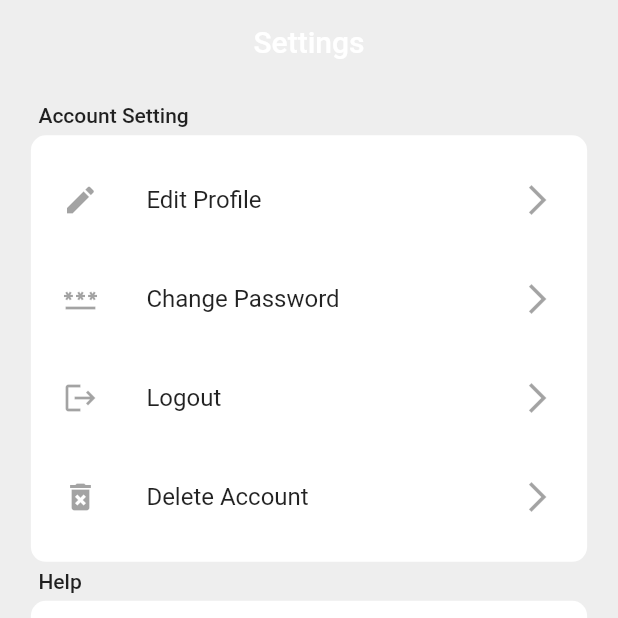
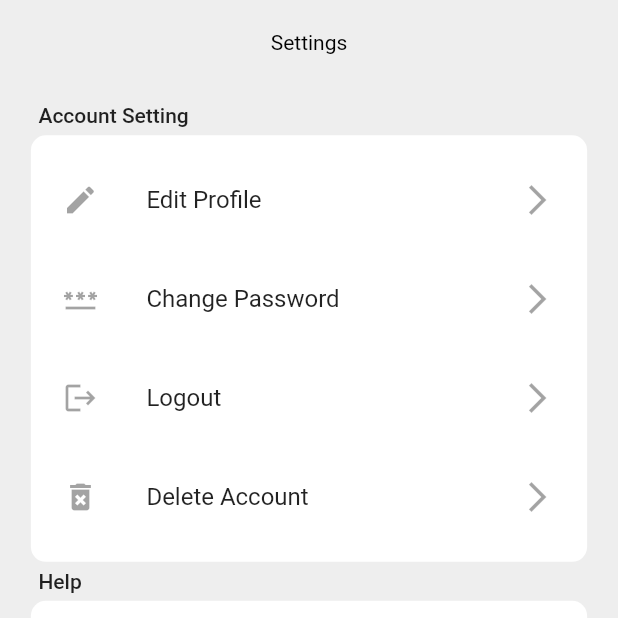
Before and after one commit to Mobile-Apps-Unpak/TA-Mobpro, a Flutter app: the screen it shows once a user with an empty profile is signed in, item 4 of the bottom bar chosen, on a phone screen of 412 x 824 dp, the top half of it. Run offline on Flutter 3.47's test engine with Material 2 defaults, Android fonts, the light colour scheme and no system bars; drawn by our look-alikes of persistent_bottom_nav_bar_v2; our stand-ins replace cloud_firestore, firebase_auth, firebase_core, percent_indicator, webview_flutter; missing offline and left inert: dart:ffi; accounts and stored records are empty.

Commit message:
fix dark theme on settings

```diff
--- a/mobile/lib/main.dart
+++ b/mobile/lib/main.dart
@@ -34,7 +34,7 @@ class MyApp extends StatelessWidget {
             themeMode: themeProvider.themeMode,
             theme: MyThemes.lightTheme,
             darkTheme: MyThemes.darkTheme,
-            home: SplashScreen(),
+            home: const SplashScreen(),
           );
         },
       );
--- a/mobile/lib/provider/theme_provider.dart
+++ b/mobile/lib/provider/theme_provider.dart
@@ -21,24 +21,25 @@ class ThemeProvider extends ChangeNotifier {
 
 class MyThemes {
   static final darkTheme = ThemeData(
-    scaffoldBackgroundColor: Colors.grey.shade900,
-    primaryColor: Colors.black,
-    colorScheme: ColorScheme.dark(),
-    appBarTheme: AppBarTheme(
+    scaffoldBackgroundColor: const Color.fromARGB(255, 18, 18, 18),
+    primaryColor: const Color.fromARGB(255, 29, 29, 29),
+    colorScheme: const ColorScheme.dark(),
+    appBarTheme: const AppBarTheme(
         backgroundColor: Colors.black,
         toolbarTextStyle: TextStyle(color: Colors.white)),
-    iconTheme:
-        IconThemeData(color: Color.fromARGB(255, 230, 20, 20), opacity: 0.8),
+    iconTheme: const IconThemeData(
+      color: Color(0xffffd44c),
+    ),
   );
 
   static final lightTheme = ThemeData(
     scaffoldBackgroundColor: Colors.grey[200],
     primaryColor: Colors.white,
-    colorScheme: ColorScheme.light(),
-    appBarTheme: AppBarTheme(
+    colorScheme: const ColorScheme.light(),
+    appBarTheme: const AppBarTheme(
         backgroundColor: Colors.white,
         toolbarTextStyle: TextStyle(color: Colors.black)),
-    iconTheme:
-        IconThemeData(color: Color.fromARGB(255, 212, 211, 211), opacity: 0.8),
+    iconTheme: const IconThemeData(
+        color: Color.fromARGB(255, 212, 211, 211), opacity: 0.8),
   );
 }
--- a/mobile/lib/screen/mainpage_screen/mainpage.dart
+++ b/mobile/lib/screen/mainpage_screen/mainpage.dart
@@ -36,6 +36,7 @@ class _MainPageState extends State<MainPage> {
           Profile(user?.uid),
         ],
         items: _navBarsItems(),
+        backgroundColor: Theme.of(context).primaryColor,
         navBarStyle: NavBarStyle.style6,
       ),
     );
--- a/mobile/lib/screen/mainpage_screen/settings.dart
+++ b/mobile/lib/screen/mainpage_screen/settings.dart
@@ -5,7 +5,6 @@ import 'package:mobile/screen/change_password.dart';
 import 'package:mobile/screen/contact_us.dart';
 import 'package:mobile/screen/edit_profile.dart';
 import 'package:mobile/screen/relog_page.dart';
-
 import '../../widget/change_theme_button_widget.dart';
 
 class Settings extends StatefulWidget {
@@ -22,14 +21,16 @@ class _SettingsState extends State<Settings> {
     var h = MediaQuery.of(context).size.height;
     var w = MediaQuery.of(context).size.width;
     return Scaffold(
+      backgroundColor: Theme.of(context).scaffoldBackgroundColor,
       appBar: AppBar(
         iconTheme: Theme.of(context).iconTheme,
         centerTitle: true,
-        title: Text(
+        title: const Text(
           'Settings',
         ),
         elevation: 0,
         backgroundColor: Colors.transparent,
+        titleTextStyle: Theme.of(context).appBarTheme.toolbarTextStyle,
       ),
       body: Padding(
         padding: EdgeInsets.symmetric(horizontal: w * .05, vertical: h * .01),
@@ -46,7 +47,7 @@ class _SettingsState extends State<Settings> {
               alignment: Alignment.center,
               width: double.infinity,
               decoration: BoxDecoration(
-                color: Colors.white,
+                color: Theme.of(context).primaryColor,
                 borderRadius: BorderRadius.circular(10),
               ),
               child: Column(
@@ -122,7 +123,7 @@ class _SettingsState extends State<Settings> {
               alignment: Alignment.center,
               width: double.infinity,
               decoration: BoxDecoration(
-                color: Colors.white,
+                color: Theme.of(context).primaryColor,
                 borderRadius: BorderRadius.circular(10),
               ),
               child: Column(
@@ -154,9 +155,9 @@ class _SettingsState extends State<Settings> {
                     shape: RoundedRectangleBorder(
                       borderRadius: BorderRadius.circular(10),
                     ),
-                    title: Text('Dark Theme'),
-                    leading: Icon(Icons.dark_mode),
-                    trailing: ChangeThemeButtonWidget(),
+                    title: const Text('Dark Theme'),
+                    leading: const Icon(Icons.dark_mode),
+                    trailing: const ChangeThemeButtonWidget(),
                   )
                 ],
               ),
--- a/mobile/lib/screen/regist_page.dart
+++ b/mobile/lib/screen/regist_page.dart
@@ -29,22 +29,20 @@ class _RegistPageState extends State<RegistPage> {
       key: _formKey,
       child: Scaffold(
         appBar: AppBar(
+            iconTheme: Theme.of(context).iconTheme,
+            titleTextStyle: Theme.of(context).appBarTheme.toolbarTextStyle,
             centerTitle: true,
             leading: IconButton(
               onPressed: () {
                 Navigator.pop(context, true);
               },
               icon: const Icon(Icons.arrow_back),
-              color: Colors.black,
             ),
             title: const Text(
               "Let's Gets Started",
-              style: TextStyle(
-                color: Colors.black,
-              ),
             ),
             actions: const [],
-            backgroundColor: Colors.white,
+            backgroundColor: Colors.transparent,
             elevation: 0),
         body: SingleChildScrollView(
           child: Column(
@@ -187,6 +185,7 @@ class _RegistPageState extends State<RegistPage> {
                       onPressed: () async {
                         if (_formKey.currentState!.validate()) {
                           try {
+                            errorMessage = '';
                             await AuthServices.createUser(
                               emailController.text.trim(),
                               passwordController.text.trim(),
--- a/mobile/lib/screen/splashscreen.dart
+++ b/mobile/lib/screen/splashscreen.dart
@@ -29,6 +29,7 @@ class _SplashScreenState extends State<SplashScreen> {
     var w = MediaQuery.of(context).size.width;
     var h = MediaQuery.of(context).size.height;
     return Scaffold(
+      backgroundColor: Theme.of(context).scaffoldBackgroundColor,
       body: Center(
         child: Column(
           mainAxisAlignment: MainAxisAlignment.center,
--- a/mobile/lib/widget/change_theme_button_widget.dart
+++ b/mobile/lib/widget/change_theme_button_widget.dart
@@ -3,6 +3,8 @@ import 'package:provider/provider.dart';
 import '/provider/theme_provider.dart';
 
 class ChangeThemeButtonWidget extends StatelessWidget {
+  const ChangeThemeButtonWidget({Key? key}) : super(key: key);
+
   @override
   Widget build(BuildContext context) {
     final themeProvider = Provider.of<ThemeProvider>(context);
```
